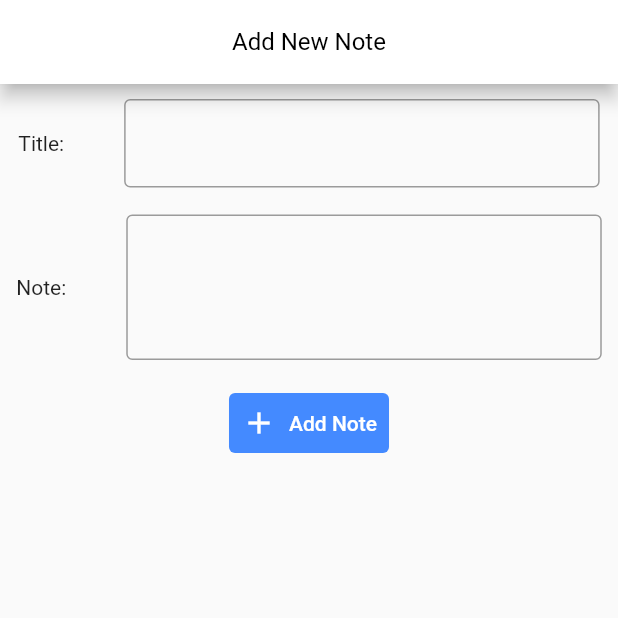
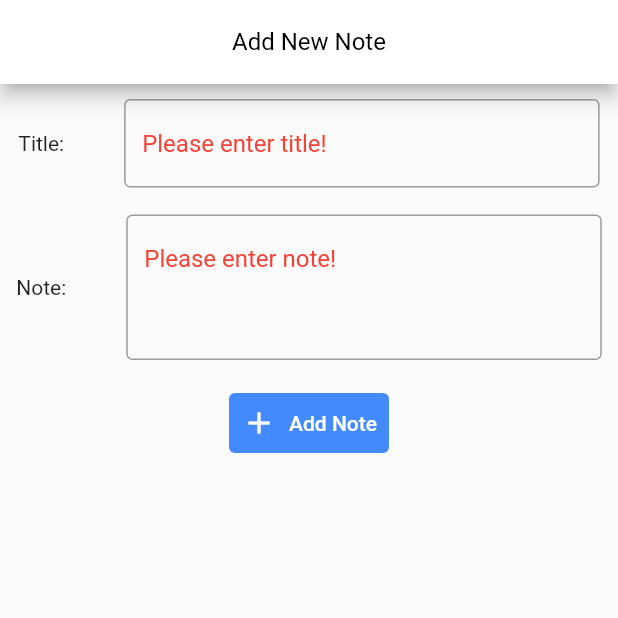
Before and after one commit to AarizAnsari/my_notes, a Flutter app: the screen it shows after launch, after a tap on "Add Note", on a phone screen of 412 x 824 dp, the top half of it. Run offline on Flutter 3.47's test engine with Material 2 defaults, Android fonts, the phone set to English and light mode, and no system bars; our stand-ins replace cloud_firestore, firebase_auth, firebase_core; accounts and stored records are empty; network calls fail; statements that could not run were skipped.

Commit message:
issues resolved

```diff
--- a/lib/Components/addNotesField.dart
+++ b/lib/Components/addNotesField.dart
@@ -1,7 +1,7 @@
 import 'package:flutter/cupertino.dart';
 import 'package:flutter/material.dart';
-import 'package:my_notes/Components/noteBox.dart';
 import 'package:my_notes/cache/add_note.dart';
+import 'package:my_notes/main.dart';
 
 class AddNotesField extends StatefulWidget {
   const AddNotesField({Key? key}) : super(key: key);
@@ -11,6 +11,8 @@
 }
 String title='';
 String note='';
+String titleHint='';
+String noteHint='';
 
 TextEditingController titleController = TextEditingController();
 TextEditingController noteController = TextEditingController();
@@ -39,6 +41,10 @@
                },
                cursorColor: Colors.black,
                decoration: InputDecoration(
+                 hintText: titleHint,
+                 hintStyle: TextStyle(
+                   color: Colors.red
+                 ),
                  border: OutlineInputBorder(
                    borderSide: BorderSide(
                      color: Colors.black,
@@ -76,6 +82,10 @@
                  maxLines: 3,
                  cursorColor: Colors.black,
                  decoration: InputDecoration(
+                   hintText: noteHint,
+                     hintStyle: TextStyle(
+                       color: Colors.red
+                     ),
                      border: OutlineInputBorder(
                          borderSide: BorderSide(
                              color: Colors.black,
@@ -96,11 +106,37 @@
          SizedBox(height: 18),
          TextButton.icon(
              onPressed: () async{
-             AddNote(title: title, note: note);
-              setState(() {
-             titleController.clear();
-             noteController.clear();
-              });
+               if (title!=''&&note!=''){AddNote(title: title, note: note);
+               titleHint='';
+               noteHint='';
+               title='';
+               note='';
+               noteController.clear();
+               titleController.clear();
+               FocusManager.instance.primaryFocus?.unfocus();
+               setState(() {
+                 main();
+               });
+               }
+              else if(title==''&&note==''){
+                 setState(() {
+                   titleHint='Please enter title!';
+                   noteHint='Please enter note!';
+                 });
+               }
+              else if(title==''&&note!=''){
+                 setState(() {
+                   titleHint='Please enter title!';
+                   noteHint='';
+                 });
+               }
+              else if(title!=''&&note==''){
+                 setState(() {
+                   titleHint='';
+                   noteHint='Please enter note!';
+                 });
+               }
+
              },
              icon: Icon(Icons.add,color: Colors.white),
              label: Text("Add Note",
--- a/lib/Components/editNotesField.dart
+++ b/lib/Components/editNotesField.dart
@@ -15,6 +15,8 @@
 class _EditNotesFieldState extends State<EditNotesField> {
   String title='';
   String note='';
+  String titleHint='';
+  String noteHint='';
   late DocumentReference boxID;
   _EditNotesFieldState({required this.title,required this.note,required this.boxID});
 
@@ -42,6 +44,10 @@
                   },
                   cursorColor: Colors.black,
                   decoration: InputDecoration(
+                      hintText: titleHint,
+                      hintStyle: TextStyle(
+                          color: Colors.red
+                      ),
                       border: OutlineInputBorder(
                           borderSide: BorderSide(
                               color: Colors.black,
@@ -79,6 +85,10 @@
                   maxLines: 3,
                   cursorColor: Colors.black,
                   decoration: InputDecoration(
+                      hintText: noteHint,
+                      hintStyle: TextStyle(
+                          color: Colors.red
+                      ),
                       border: OutlineInputBorder(
                           borderSide: BorderSide(
                               color: Colors.black,
@@ -99,11 +109,33 @@
           SizedBox(height: 18),
           TextButton.icon(
             onPressed: () async{
-              boxID.update({
-                'title': title,
-                'note': note
-              });
-              Navigator.of(context).push(MaterialPageRoute(builder: (context) => Home()));
+
+              if(title!=''&&note!=''){
+                boxID.update({
+                  'title': title,
+                  'note': note
+                });
+                Navigator.of(context).push(MaterialPageRoute(builder: (context) => Home()));
+              }
+              if(title==''&&note==''){
+                setState(() {
+                  titleHint='Please enter title!';
+                  noteHint='Please enter note!';
+                });
+              }
+              if(title==''&&note!=''){
+                setState(() {
+                  titleHint='Please enter title!';
+                  noteHint='';
+                });
+              }
+              if(title!=''&&note==''){
+                setState(() {
+                  titleHint='';
+                  noteHint='Please enter note!';
+                });
+              }
+
             },
             icon: Icon(Icons.add,color: Colors.white),
             label: Text("Edit Note",
--- a/lib/Components/noteBox.dart
+++ b/lib/Components/noteBox.dart
@@ -18,7 +18,9 @@
         child: Scaffold(
           appBar: AppBar(
             elevation: 1,
-            title: Text(titleText),
+            title: FittedBox(
+                child: Text(titleText),
+            ),
             actions: [
               IconButton(onPressed: (){
                 Navigator.of(context).push(MaterialPageRoute(builder: (context) =>
--- a/lib/UI_pages/edit_note_page.dart
+++ b/lib/UI_pages/edit_note_page.dart
@@ -11,6 +11,7 @@
   @override
   _EditNoteState createState() => _EditNoteState(titleText: titleText,noteText: noteText,boxId: boxId);
 }
+
 
 class _EditNoteState extends State<EditNote> {
   late String titleText, noteText;
--- a/lib/cache/add_note.dart
+++ b/lib/cache/add_note.dart
@@ -7,6 +7,7 @@
       .doc(FirebaseAuth.instance.currentUser?.uid)
       .collection('notes').add({
     'title': title,
-    'note': note
+    'note': note,
+    'createdAt': DateTime.now()
   });
 }
--- a/lib/cache/notes_grid.dart
+++ b/lib/cache/notes_grid.dart
@@ -15,7 +15,7 @@
     return StreamBuilder<QuerySnapshot>(
       stream:  FirebaseFirestore.instance.collection("users")
           .doc(FirebaseAuth.instance.currentUser?.uid)
-          .collection('notes').snapshots(),
+          .collection('notes').orderBy('createdAt',descending: true).snapshots(),
         builder: (context, snapshot) {
         if(snapshot.hasData){
           return GridView.builder(
--- a/lib/main.dart
+++ b/lib/main.dart
@@ -21,7 +21,7 @@
     return MaterialApp(
       debugShowCheckedModeBanner: false,
      theme: ThemeData(
-       appBarTheme: AppBarTheme(
+       appBarTheme: const AppBarTheme(
          centerTitle: true,
          backgroundColor: Colors.white,
          elevation: 5,
@@ -36,7 +36,7 @@
          style: ButtonStyle(backgroundColor: MaterialStateProperty.all(Colors.blueAccent)),
        ),
      ),
-     home: Home(),
+     home:const Home(),
     );
   }
 }
```
